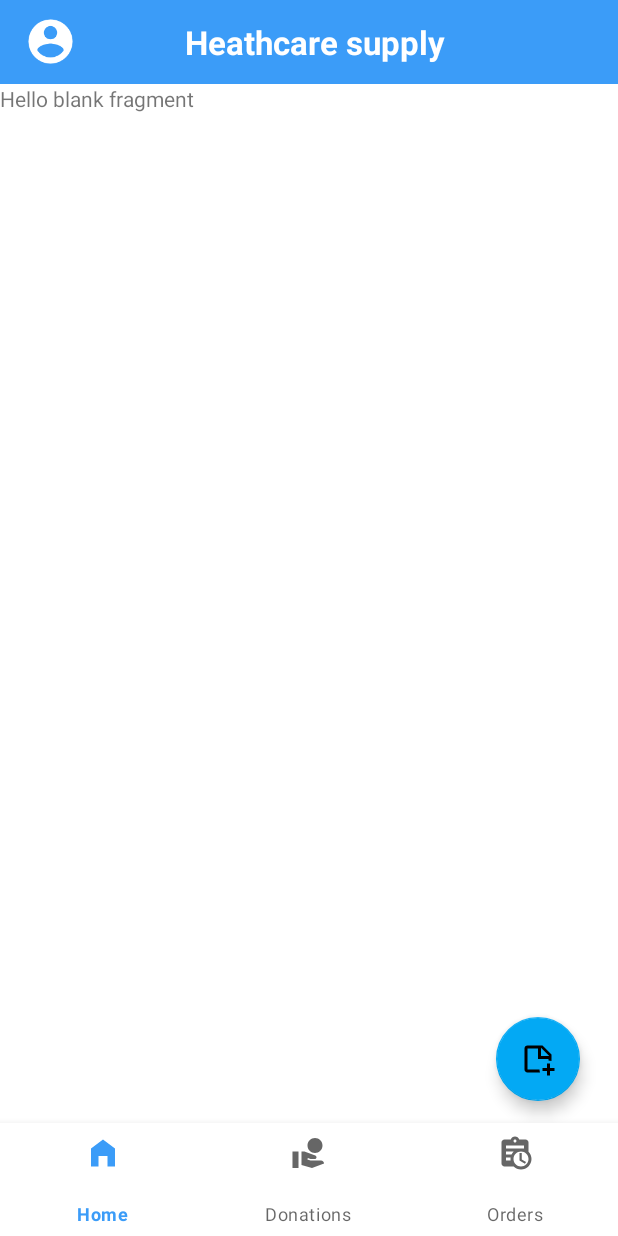
After one commit to Silikhe/HealthCare, an Android app: the fragment DisperchFragment placed in its activity, on a phone screen of 412 x 824 dp. The commit adds this screen. Run offline under Robolectric (Android 15) with nearby library versions, the light colour scheme and no system bars.

Commit message:
Adding traking fuctionality

```diff
--- a/app/src/main/java/com/silikhe/healthcare/ui/Base/BaseFragment.kt
+++ b/app/src/main/java/com/silikhe/healthcare/ui/Base/BaseFragment.kt
@@ -45,6 +45,5 @@ abstract class BaseFragment<VM : ViewModel, B : ViewBinding, R : BaseRepos> : Fr
 
     abstract fun getFragmentRepository(): R
 
-//    abstract fun apdateUi(value: OrderResponse)
 
 }
--- /dev/null
+++ b/app/src/main/java/com/silikhe/healthcare/ui/Hospital/DisperchFragment.kt
@@ -0,0 +1,30 @@
+package com.silikhe.healthcare.ui.Hospital
+
+import android.os.Bundle
+import androidx.fragment.app.Fragment
+import android.view.LayoutInflater
+import android.view.View
+import android.view.ViewGroup
+import com.silikhe.healthcare.R
+
+// TODO: Rename parameter arguments, choose names that match
+// the fragment initialization parameters, e.g. ARG_ITEM_NUMBER
+private const val ARG_PARAM1 = "param1"
+private const val ARG_PARAM2 = "param2"
+
+/**
+ * A simple [Fragment] subclass.
+ * Use the [DisperchFragment.newInstance] factory method to
+ * create an instance of this fragment.
+ */
+class DisperchFragment : Fragment() {
+
+    override fun onCreateView(
+        inflater: LayoutInflater, container: ViewGroup?,
+        savedInstanceState: Bundle?
+    ): View? {
+        // Inflate the layout for this fragment
+        return inflater.inflate(R.layout.fragment_disperch, container, false)
+    }
+
+}
--- a/app/src/main/java/com/silikhe/healthcare/ui/Hospital/HomeActivity.kt
+++ b/app/src/main/java/com/silikhe/healthcare/ui/Hospital/HomeActivity.kt
@@ -15,15 +15,52 @@ import com.google.android.material.navigation.NavigationView
 import java.security.AccessController.getContext
 import androidx.core.view.GravityCompat
 import android.widget.Toolbar
+import android.content.Intent
+import androidx.annotation.NonNull
+import com.google.android.material.bottomnavigation.BottomNavigationView
 import com.silikhe.healthcare.R
+import android.app.PendingIntent.getActivity
+import androidx.navigation.Navigation.findNavController
+import androidx.navigation.fragment.findNavController
 
 
 class HomeActivity : AppCompatActivity(), NavigationView.OnNavigationItemSelectedListener {
+
+    private val mOnNavigationItemSelectedListener =
+        BottomNavigationView.OnNavigationItemSelectedListener { item ->
+            when (item.itemId) {
+                R.id.home -> {
+                    getSupportFragmentManager().beginTransaction().add(R.id.donRl, HomeFragment()).commit()
+//                    val intent = Intent(this, HomeFragment::class.java)
+//                    intent.addFlags(Intent.FLAG_ACTIVITY_CLEAR_TOP)
+//                    startActivity(intent)
+//                    Toast.makeText(this, "Available Blogs !", Toast.LENGTH_LONG).show();
+
+                }
+                R.id.donations -> {
+                    getSupportFragmentManager().beginTransaction().add(R.id.donRl, HomeFragment()).commit()
+
+//                    val intent = Intent(this, OrdersFragment::class.java)
+//                    startActivity(intent)
+//                    Toast.makeText(this, "Available Blogs !", Toast.LENGTH_LONG).show();
+
+                }
+                R.id.orders -> {
+//                    val intent = Intent(this, DisperchFragment::class.java)
+//                    startActivity(intent)
+                    Toast.makeText(this, "Available Blogs !", Toast.LENGTH_LONG).show();
+                }
+
+            }
+            false
+        }
 
     override fun onCreate(savedInstanceState: Bundle?) {
         super.onCreate(savedInstanceState)
         setContentView(R.layout.activity_home)
 
+        val navigation = findViewById<View>(R.id.bottomNavigationView) as BottomNavigationView
+        navigation.setOnNavigationItemSelectedListener(mOnNavigationItemSelectedListener)
 
         val fab: View = findViewById(R.id.hosDialog)
         fab.setOnClickListener { view ->
@@ -54,7 +91,7 @@ class HomeActivity : AppCompatActivity(), NavigationView.OnNavigationItemSelecte
             }
 
             override fun onDrawerStateChanged(newState: Int) {
-                //Log.i(TAG, "onDrawerStateChanged");
+                Log.i(TAG, "onDrawerStateChanged");
             }
         })
 
--- a/app/src/main/res/layout/activity_home.xml
+++ b/app/src/main/res/layout/activity_home.xml
@@ -83,6 +83,17 @@
             android:src="@drawable/add"
             app:layout_constraintBottom_toBottomOf="parent"
             app:layout_constraintEnd_toEndOf="parent" />
+        <com.google.android.material.bottomnavigation.BottomNavigationView
+            android:id="@+id/bottomNavigationView"
+            android:layout_width="match_parent"
+            android:layout_height="75dp"
+            android:layout_alignParentBottom="true"
+            android:layout_marginBottom="0dp"
+            app:layout_constraintBottom_toBottomOf="parent"
+            app:layout_constraintEnd_toEndOf="parent"
+            app:layout_constraintHorizontal_bias="0.5"
+            app:layout_constraintStart_toStartOf="parent"
+            app:menu="@menu/bottom_nav_menu" />
     </androidx.constraintlayout.widget.ConstraintLayout>
 
 </androidx.drawerlayout.widget.DrawerLayout>
--- /dev/null
+++ b/app/src/main/res/layout/fragment_disperch.xml
@@ -0,0 +1,14 @@
+<?xml version="1.0" encoding="utf-8"?>
+<FrameLayout xmlns:android="http://schemas.android.com/apk/res/android"
+    xmlns:tools="http://schemas.android.com/tools"
+    android:layout_width="match_parent"
+    android:layout_height="match_parent"
+    tools:context=".ui.Hospital.DisperchFragment">
+
+    <!-- TODO: Update blank fragment layout -->
+    <TextView
+        android:layout_width="match_parent"
+        android:layout_height="match_parent"
+        android:text="@string/hello_blank_fragment" />
+
+</FrameLayout>
```
Also changed, not shown: app/src/main/java/com/silikhe/healthcare/Data/Network/AuthApi.kt (+11 -0 lines), app/src/main/java/com/silikhe/healthcare/ui/Hospital/DeailsFragment.kt (added, +60 -0 lines), app/src/main/java/com/silikhe/healthcare/ui/Hospital/HomeFragment.kt (+39 -31 lines), app/src/main/java/com/silikhe/healthcare/ui/Hospital/OrdersFragment.kt (+0 -40 lines), app/src/main/res/layout/fragment_deails.xml (added, +15 -0 lines), app/src/main/res/layout/fragment_home.xml (+3 -12 lines).
